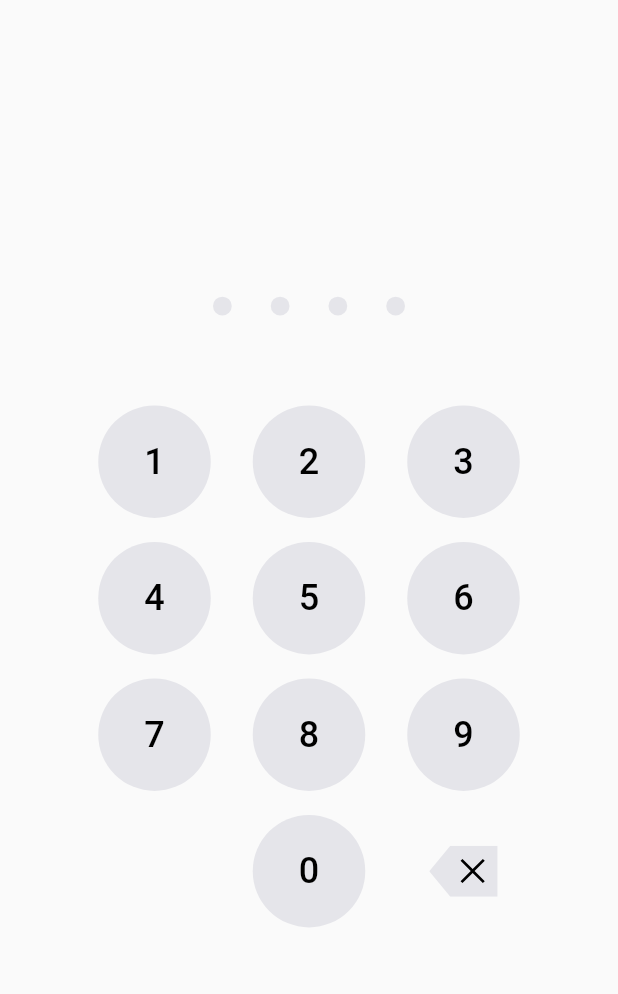
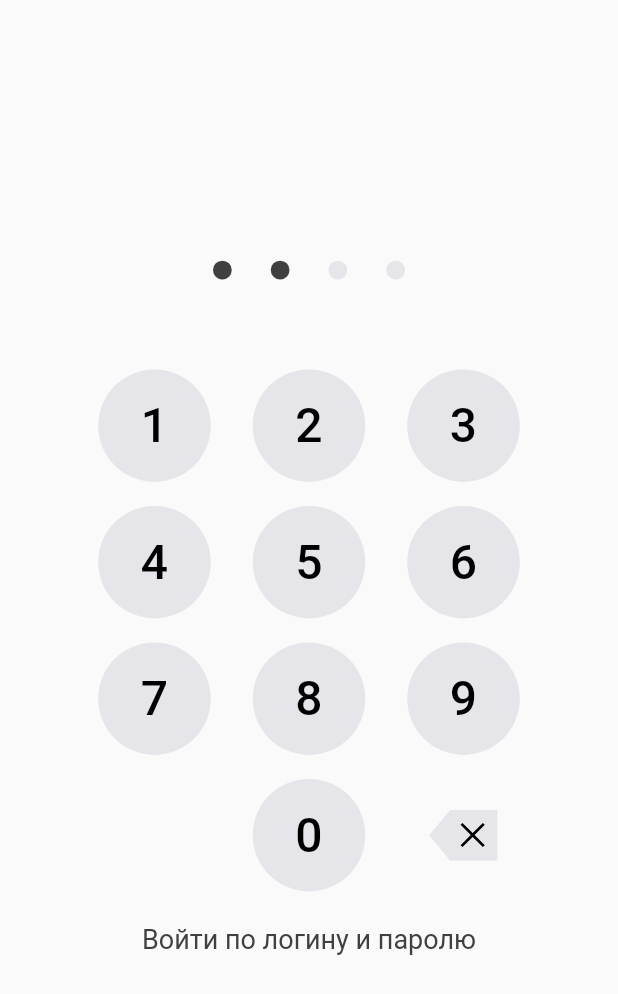
Before and after one commit to yauheniprakapenka/flutter_time_tracker, a Flutter app: the screen it shows after launch, on a phone screen of 412 x 824 dp. Shown: the top 994 px of the screen. Run offline on Flutter 3.47's test engine with Material 2 defaults, Android fonts, the phone set to English and light mode, and no system bars; our stand-ins replace flutter_bloc, flutter_svg, get_it.

Commit message:
chore: config text button

```diff
--- a/factory_pattern/lib/ui/app/passcode_app.dart
+++ b/factory_pattern/lib/ui/app/passcode_app.dart
@@ -3,6 +3,7 @@ import 'package:flutter_bloc/flutter_bloc.dart';
 
 import '../pages/home_page.dart';
 import '../password_panels/number_panel/bloc/number_access_bloc/number_panel_bloc.dart';
+import '../theme/theme_data/text_button_theme_data.dart';
 
 class PasscodeApp extends StatelessWidget {
   const PasscodeApp({Key? key}) : super(key: key);
@@ -11,6 +12,9 @@ class PasscodeApp extends StatelessWidget {
   Widget build(context) {
     return MaterialApp(
       debugShowCheckedModeBanner: false,
+      theme: ThemeData(
+        textButtonTheme: textButtonThemeData(),
+      ),
       home: MultiBlocProvider(
         providers: [
           BlocProvider<NumberPanelBloc>(
--- a/factory_pattern/lib/ui/pages/home_page.dart
+++ b/factory_pattern/lib/ui/pages/home_page.dart
@@ -17,13 +17,20 @@ class HomePage extends StatelessWidget {
           return Center(
             child: Column(
               mainAxisAlignment: MainAxisAlignment.center,
-              children: const [
+              children: [
                 PageIndicator(
                   indicatorCount: 4,
-                  activeIndicatorCount: 0,
+                  activeIndicatorCount: 2,
                 ),
                 SizedBox(height: 52),
                 NumberPanel(),
+                TextButton(
+                  onPressed: () {},
+                  child: Text(
+                    'Войти по логину и паролю',
+
+                  ),
+                )
               ],
             ),
           );
--- a/factory_pattern/lib/ui/password_panels/number_panel/ui/widgets/password_button.dart
+++ b/factory_pattern/lib/ui/password_panels/number_panel/ui/widgets/password_button.dart
@@ -46,7 +46,8 @@ class PasswordButton extends StatelessWidget {
         child: Text(
           '$titleNumber',
           style: const TextStyle(
-            fontSize: 24,
+            fontSize: 32,
+            fontWeight: FontWeight.w500,
           ),
         ),
       ),
--- /dev/null
+++ b/factory_pattern/lib/ui/theme/theme_data/text_button_theme_data.dart
@@ -0,0 +1,20 @@
+import 'package:flutter/material.dart';
+
+import '../../services/ui_service_locator.dart';
+import '../colors/interface/i_app_color.dart';
+
+TextButtonThemeData textButtonThemeData() {
+  final appColor = UIServiceLocator.instance.get<IAppColor>();
+  return TextButtonThemeData(
+    style: ButtonStyle(
+      foregroundColor: MaterialStateProperty.resolveWith((states) {
+        return appColor.onPrimaryVariant;
+      }),
+      textStyle: MaterialStateProperty.resolveWith((states) {
+        return const TextStyle(
+          fontSize: 18.0,
+        );
+      }),
+    ),
+  );
+}
```
